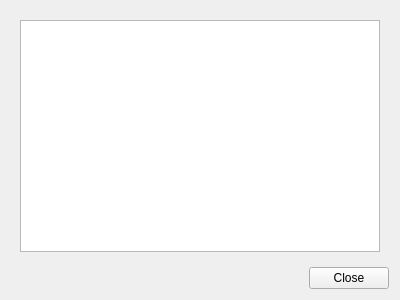
Old version of the form src/widgets/import_dialog.ui in the repository solarus-games/solarus-quest-editor.
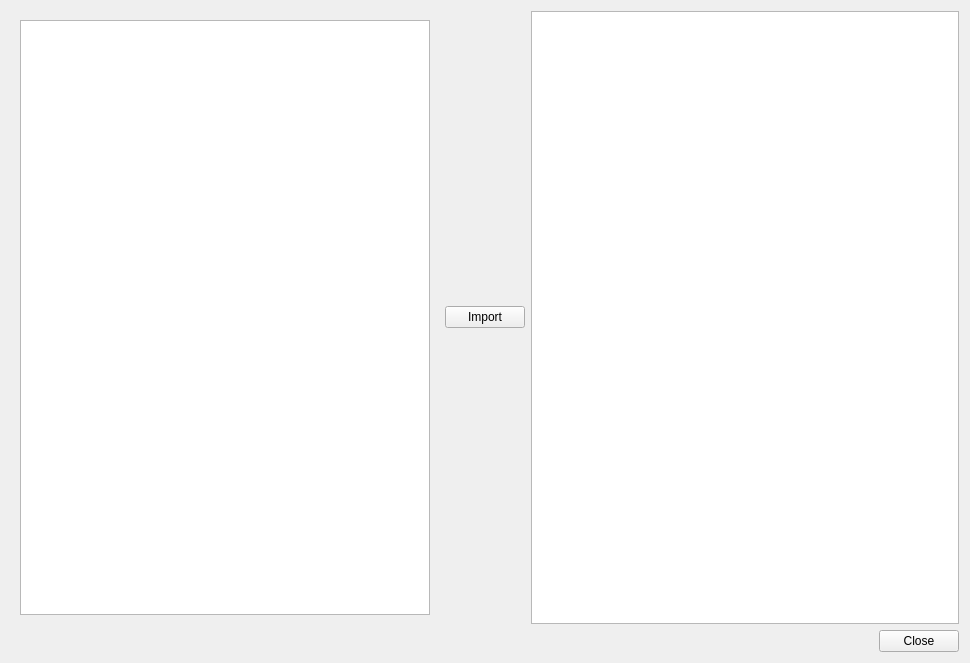
New version of the form.

Commit message: Import dialog

What changed in the file:
```diff
--- a/src/widgets/import_dialog.ui
+++ b/src/widgets/import_dialog.ui
@@ -6,8 +6,8 @@
    <rect>
     <x>0</x>
     <y>0</y>
-    <width>400</width>
-    <height>300</height>
+    <width>970</width>
+    <height>663</height>
    </rect>
   </property>
   <property name="windowTitle">
@@ -15,6 +15,8 @@
   </property>
   <layout class="QVBoxLayout" name="verticalLayout">
    <item>
+    <layout class="QHBoxLayout" name="horizontal_layout">
+     <item>
     <widget class="QStackedWidget" name="left_stacked_widget">
      <property name="currentIndex">
       <number>1</number>
@@ -38,6 +40,18 @@
       </layout>
      </widget>
     </widget>
+     </item>
+     <item>
+      <widget class="QPushButton" name="import_button">
+       <property name="text">
+        <string>Import</string>
+       </property>
+      </widget>
+     </item>
+     <item>
+      <widget class="QTreeView" name="destination_quest_tree_view"/>
+     </item>
+    </layout>
    </item>
    <item>
     <widget class="QDialogButtonBox" name="button_box">
```
Lines whose indentation alone changed are shown as unchanged.
